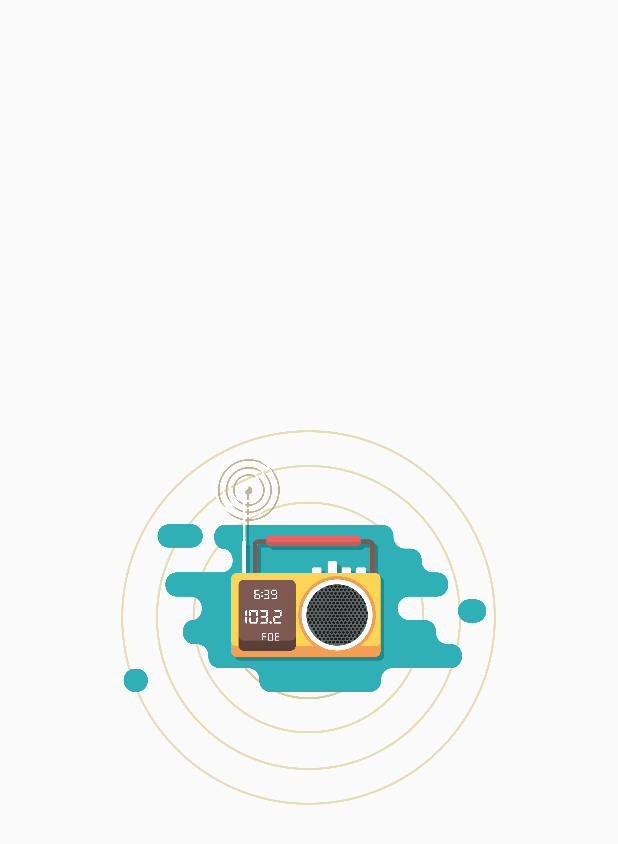
After one commit to ardiibas/RadioStreamer, an Android app: the SplashScreen screen opened directly, with no data from a screen before it, on a phone screen of 412 x 824 dp. The commit adds this screen. Shown: the top 844 px of the screen. Run offline under Robolectric (Android 15) with nearby library versions, the phone set to English and light mode, and no system bars.

Commit message:
add Splash, change icon luncher

```diff
--- /dev/null
+++ b/app/src/main/java/com/ibas/radiostreamer/SplashScreen.java
@@ -0,0 +1,28 @@
+package com.ibas.radiostreamer;
+
+import android.content.Intent;
+import android.os.Handler;
+import android.support.v7.app.AppCompatActivity;
+import android.os.Bundle;
+import android.view.Window;
+
+import com.ibas.radiostreamer.Main.MainWithService;
+
+public class SplashScreen extends AppCompatActivity {
+
+    @Override
+    protected void onCreate(Bundle savedInstanceState) {
+        super.onCreate(savedInstanceState);
+        this.requestWindowFeature(Window.FEATURE_NO_TITLE);
+        setContentView(R.layout.activity_splash_screen);
+
+        new Handler().postDelayed(new Thread() {
+            @Override
+            public void run() {
+                Intent intent = new Intent(SplashScreen.this, MainWithService.class);
+                startActivity(intent);
+                finish();
+            }
+        }, 3000);
+    }
+}
--- /dev/null
+++ b/app/src/main/res/layout/activity_splash_screen.xml
@@ -0,0 +1,17 @@
+<?xml version="1.0" encoding="utf-8"?>
+<RelativeLayout xmlns:android="http://schemas.android.com/apk/res/android"
+    xmlns:app="http://schemas.android.com/apk/res-auto"
+    xmlns:tools="http://schemas.android.com/tools"
+    android:layout_width="match_parent"
+    android:layout_height="match_parent"
+    tools:context="com.ibas.radiostreamer.SplashScreen">
+
+    <ImageView
+        android:layout_width="250dp"
+        android:layout_height="250dp"
+        android:layout_centerVertical="true"
+        android:layout_centerInParent="true"
+        android:layout_centerHorizontal="true"
+        android:src="@drawable/splash"/>
+
+</RelativeLayout>
--- a/app/src/main/res/values/strings.xml
+++ b/app/src/main/res/values/strings.xml
@@ -1,4 +1,4 @@
 <resources>
-    <string name="app_name">RadioStreamer</string>
+    <string name="app_name">Radio Streamer</string>
     <string name="URL_BASE">http://stream.radioreklama.bg:80/radio1rock128</string>
 </resources>
```
Also changed, not shown: app/src/main/AndroidManifest.xml (+11 -6 lines), app/src/main/res/drawable-mdpi/splash.png (added), app/src/main/res/mipmap-hdpi/ic_launcher.png, app/src/main/res/mipmap-hdpi/ic_launcher_round.png, app/src/main/res/mipmap-mdpi/ic_launcher.png, app/src/main/res/mipmap-mdpi/ic_launcher_round.png, app/src/main/res/mipmap-xhdpi/ic_launcher.png, app/src/main/res/mipmap-xhdpi/ic_launcher_round.png, app/src/main/res/mipmap-xxhdpi/ic_launcher.png, app/src/main/res/mipmap-xxhdpi/ic_launcher_round.png, app/src/main/res/mipmap-xxxhdpi/ic_launcher.png, app/src/main/res/mipmap-xxxhdpi/ic_launcher_round.png.
